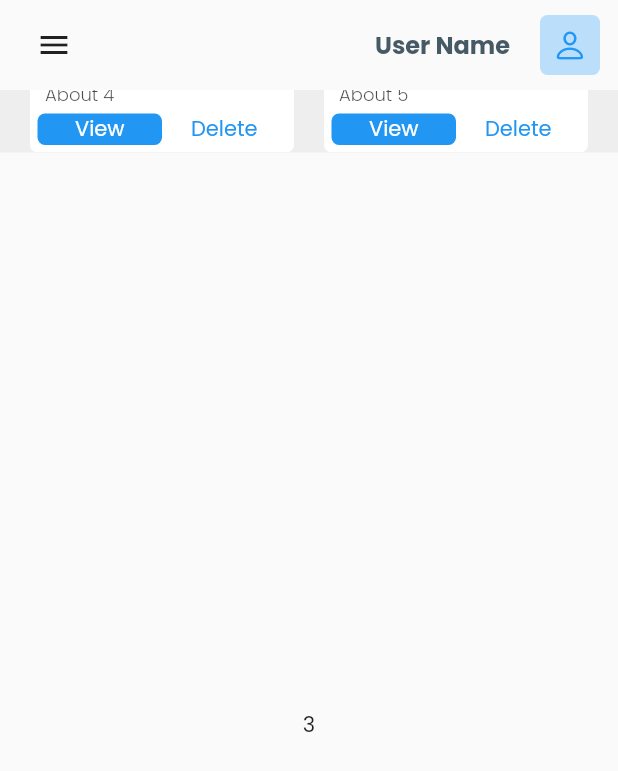
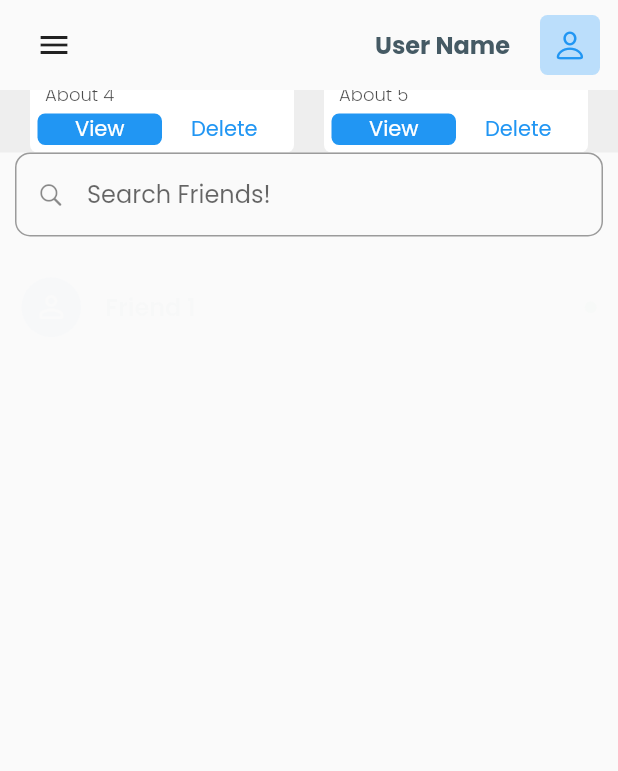
Before and after one commit to aman1210/College_Social_Network, a Flutter app: the screen it shows after launch, scrolled down 1152 dp, on a phone screen of 412 x 824 dp. Shown: the top 771 px of the screen. Run offline on Flutter 3.47's test engine with Material 2 defaults, Android fonts, the phone set to English and light mode, and no system bars; our stand-ins replace carousel_slider, flutter_spinkit, google_fonts; missing offline and left inert: image_fade.

Commit message:
message screen start

```diff
--- a/Frontend/college_social_network/lib/components/current_state.dart
+++ b/Frontend/college_social_network/lib/components/current_state.dart
@@ -1,4 +1,5 @@
 import 'package:college_social_network/views/home_screen/post_feed.dart';
+import 'package:college_social_network/views/message_screen/message_screen.dart';
 import 'package:college_social_network/views/my_community_screen/my_community_screen.dart';
 import 'package:college_social_network/views/notification_screen/notification_screen.dart';
 import 'package:flutter/material.dart';
@@ -21,7 +22,7 @@ class CurrentState extends ChangeNotifier {
   static var screens = [
     PostFeed(),
     MyCommunityScreen(),
-    const Center(child: Text("3")),
+    MessageScreen(),
     NotificationScreen(),
     ProfileScreen(),
     const Center(child: Text("6")),
--- a/Frontend/college_social_network/lib/components/side_bar.dart
+++ b/Frontend/college_social_network/lib/components/side_bar.dart
@@ -41,6 +41,7 @@ class _SideBarState extends State<SideBar> {
                     CurrentState.pageController.animateToPage(index,
                         duration: const Duration(milliseconds: 750),
                         curve: Curves.decelerate);
+                    // CurrentState.pageController.jumpToPage(index);
                     setState(() {
                       selected = index;
                     });
--- a/Frontend/college_social_network/lib/main.dart
+++ b/Frontend/college_social_network/lib/main.dart
@@ -1,5 +1,6 @@
 import 'package:college_social_network/utils/theme.dart';
 import 'package:college_social_network/view_models/auth_view_model.dart';
+import 'package:college_social_network/view_models/message_view_model.dart';
 import 'package:college_social_network/views/main_screen.dart';
 import 'package:flutter/material.dart';
 import 'package:provider/provider.dart';
@@ -17,6 +18,7 @@ class MyApp extends StatelessWidget {
     return MultiProvider(
       providers: [
         ChangeNotifierProvider(create: (ctx) => AuthViewModel()),
+        ChangeNotifierProvider(create: (ctx) => MessageViewModel()),
       ],
       child: MaterialApp(
         title: 'Flutter Demo',
--- /dev/null
+++ b/Frontend/college_social_network/lib/view_models/message_view_model.dart
@@ -0,0 +1,20 @@
+import 'package:flutter/foundation.dart';
+
+class MessageViewModel with ChangeNotifier {
+  int? _selectedUser;
+
+  get selectedUser {
+    return _selectedUser;
+  }
+
+  void selectUser(int index) {
+    if (_selectedUser != index) {
+      _selectedUser = index;
+      notifyListeners();
+    }
+    if (index == -1) {
+      _selectedUser = null;
+      notifyListeners();
+    }
+  }
+}
--- a/Frontend/college_social_network/lib/views/home_screen/chat_list.dart
+++ b/Frontend/college_social_network/lib/views/home_screen/chat_list.dart
@@ -1,11 +1,14 @@
 import 'package:college_social_network/components/current_state.dart';
 import 'package:college_social_network/utils/constants.dart';
+import 'package:college_social_network/view_models/message_view_model.dart';
 import 'package:flutter/cupertino.dart';
 import 'package:flutter/material.dart';
+import 'package:provider/provider.dart';
 
 class ChatList extends StatelessWidget {
   ChatList({Key? key}) : super(key: key);
-  ScrollController _controller = ScrollController();
+
+  final ScrollController _controller = ScrollController();
 
   @override
   Widget build(BuildContext context) {
@@ -22,16 +25,17 @@ class ChatList extends StatelessWidget {
                   borderRadius: BorderRadius.circular(kDefaultPadding / 2),
                 ),
                 hintText: "Search Friends!",
-                prefixIcon: Icon(CupertinoIcons.search)),
+                prefixIcon: const Icon(CupertinoIcons.search)),
           ),
-          SizedBox(height: kDefaultPadding / 2),
+          const SizedBox(height: kDefaultPadding / 2),
           Expanded(
             child: ListView.separated(
                 scrollDirection: Axis.vertical,
                 controller: _controller,
-                itemBuilder: (context, index) =>
-                    AnimatedChatListItem(index: index),
-                separatorBuilder: (context, index) => SizedBox(height: 6),
+                itemBuilder: (context, index) => AnimatedChatListItem(
+                      index: index,
+                    ),
+                separatorBuilder: (context, index) => const SizedBox(height: 2),
                 itemCount: 15),
           )
         ],
@@ -70,24 +74,31 @@ class _AnimatedChatListItemState extends State<AnimatedChatListItem> {
   @override
   Widget build(BuildContext context) {
     return AnimatedOpacity(
-      duration: Duration(milliseconds: 1000),
+      duration: const Duration(milliseconds: 1000),
       opacity: _animate ? 1 : 0,
       curve: Curves.easeInOutQuart,
       child: AnimatedPadding(
-        duration: Duration(milliseconds: 1000),
+        duration: const Duration(milliseconds: 1000),
         padding: _animate
             ? const EdgeInsets.all(2.0)
             : const EdgeInsets.only(top: 10),
         child: ListTile(
+          shape: RoundedRectangleBorder(
+              borderRadius: BorderRadius.circular(kDefaultPadding)),
           onTap: () {
+            CurrentState.selectedIndex = 2;
             CurrentState.pageController.animateToPage(
               2,
-              duration: Duration(milliseconds: 700),
+              duration: const Duration(milliseconds: 700),
               curve: Curves.decelerate,
             );
+            Provider.of<MessageViewModel>(context, listen: false)
+                .selectUser(widget.index);
           },
-          contentPadding: const EdgeInsets.symmetric(horizontal: 4),
-          leading: CircleAvatar(
+          contentPadding: EdgeInsets.symmetric(
+              horizontal:
+                  CurrentState.selectedIndex == 2 ? kDefaultPadding / 2 : 4),
+          leading: const CircleAvatar(
             child: Icon(Icons.person_outline_rounded),
           ),
           title: Text(
@@ -101,7 +112,7 @@ class _AnimatedChatListItemState extends State<AnimatedChatListItem> {
               ? Container(
                   height: 8,
                   width: 8,
-                  decoration: BoxDecoration(
+                  decoration: const BoxDecoration(
                       shape: BoxShape.circle, color: Colors.green),
                 )
               : Text(
--- /dev/null
+++ b/Frontend/college_social_network/lib/views/message_screen/message_screen.dart
@@ -0,0 +1,46 @@
+import 'package:college_social_network/responsive.dart';
+import 'package:college_social_network/view_models/message_view_model.dart';
+import 'package:college_social_network/views/home_screen/chat_list.dart';
+import 'package:flutter/material.dart';
+import 'package:provider/provider.dart';
+
+import '../../utils/constants.dart';
+
+class MessageScreen extends StatefulWidget {
+  const MessageScreen({Key? key}) : super(key: key);
+
+  @override
+  State<MessageScreen> createState() => _MessageScreenState();
+}
+
+class _MessageScreenState extends State<MessageScreen> {
+  @override
+  Widget build(BuildContext context) {
+    var isMobile = Responsive.isMobile(context);
+    var selectedUser = Provider.of<MessageViewModel>(context).selectedUser;
+    return isMobile && selectedUser == null
+        ? ChatList()
+        : Container(
+            width: double.infinity,
+            clipBehavior: Clip.hardEdge,
+            padding: EdgeInsets.only(
+                top: isMobile ? kDefaultPadding / 2 : kDefaultPadding * 1.2,
+                left: kDefaultPadding,
+                right: kDefaultPadding),
+            decoration: BoxDecoration(
+                color: Colors.grey.shade200,
+                borderRadius: BorderRadius.only(
+                    topLeft: Radius.circular(
+                        isMobile ? kDefaultPadding : kDefaultPadding * 1.5),
+                    topRight: Radius.circular(
+                        isMobile ? kDefaultPadding : kDefaultPadding * 1.5))),
+            child: selectedUser == null
+                ? Center(
+                    child: Text("Please select user to chat"),
+                  )
+                : Container(
+                    child: Text("User $selectedUser chatbox"),
+                  ),
+          );
+  }
+}
--- a/Frontend/college_social_network/pubspec.yaml
+++ b/Frontend/college_social_network/pubspec.yaml
@@ -38,6 +38,7 @@ dependencies:
   carousel_slider: ^4.0.0
   flutter_spinkit: ^5.1.0
   image_fade: ^0.4.0
+  cached_network_image: ^3.2.0
 
 
   # The following adds the Cupertino Icons font to your application.
```
Also changed, not shown: Frontend/college_social_network/lib/views/notification_screen/notification_screen.dart (+40 -2 lines), Frontend/college_social_network/pubspec.lock.
